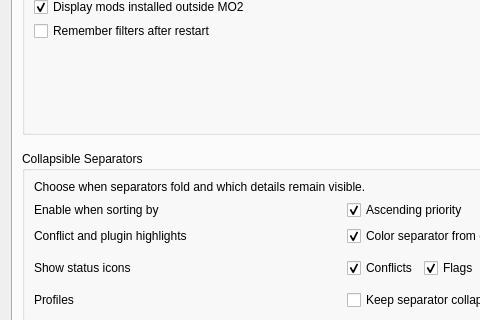
ArialSenki/MO2-Revamped, file source/modorganizer/src/settingsdialog.ui: the form before one commit; both pictures show x 0 to 480 and y 160 to 480 of the 1000 by 740 pixel window.
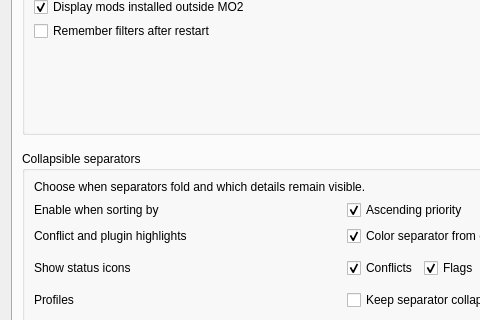
The form after the commit. The open tabs and pages were chosen to show the change. Custom widgets are drawn as their Qt base class.

The edit to the form file:
```diff
--- a/source/modorganizer/src/settingsdialog.ui
+++ b/source/modorganizer/src/settingsdialog.ui
@@ -842,7 +842,7 @@
        <item>
         <widget class="QGroupBox" name="collapsibleSeparatorsWidget">
          <property name="title">
-          <string>Collapsible Separators</string>
+          <string>Collapsible separators</string>
          </property>
          <property name="flat">
           <bool>false</bool>
```
